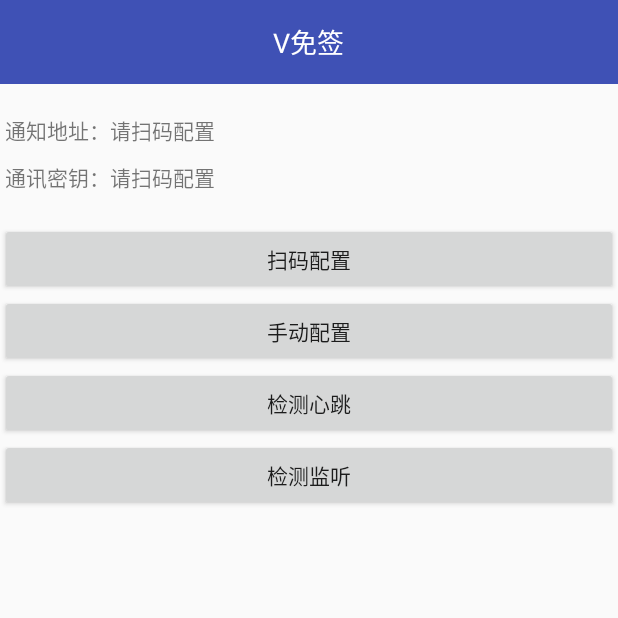
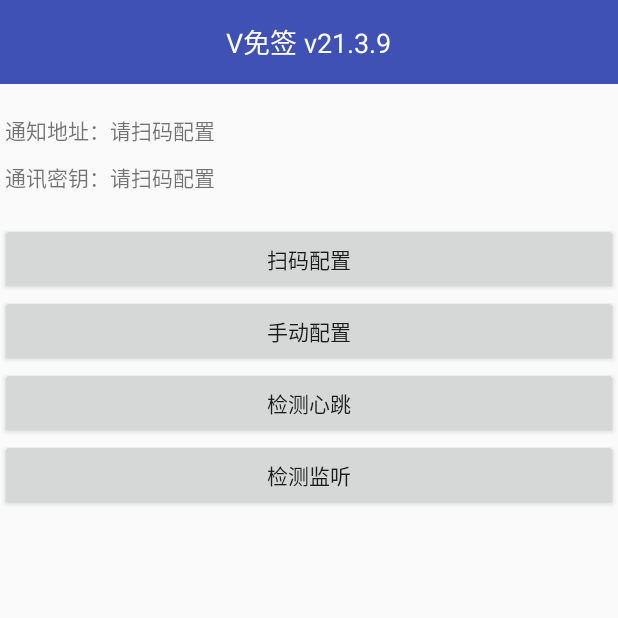
Before and after one commit to hinode12/mq, an Android app: the screen it shows after launch (MainActivity), on a phone screen of 412 x 824 dp, the top half of it. Run offline under Robolectric (Android 15) with nearby library versions, the light colour scheme and no system bars.

Commit message:
update app/src/main/res/layout/toolbar_main.xml.

```diff
--- a/app/src/main/res/layout/toolbar_main.xml
+++ b/app/src/main/res/layout/toolbar_main.xml
@@ -17,7 +17,7 @@
             android:layout_width="wrap_content"
             android:layout_height="wrap_content"
             android:layout_centerInParent="true"
-            android:text="V免签"
+            android:text="V免签 v21.3.9"
             android:textColor="@android:color/white"
             android:textSize="18sp" />
 
```
